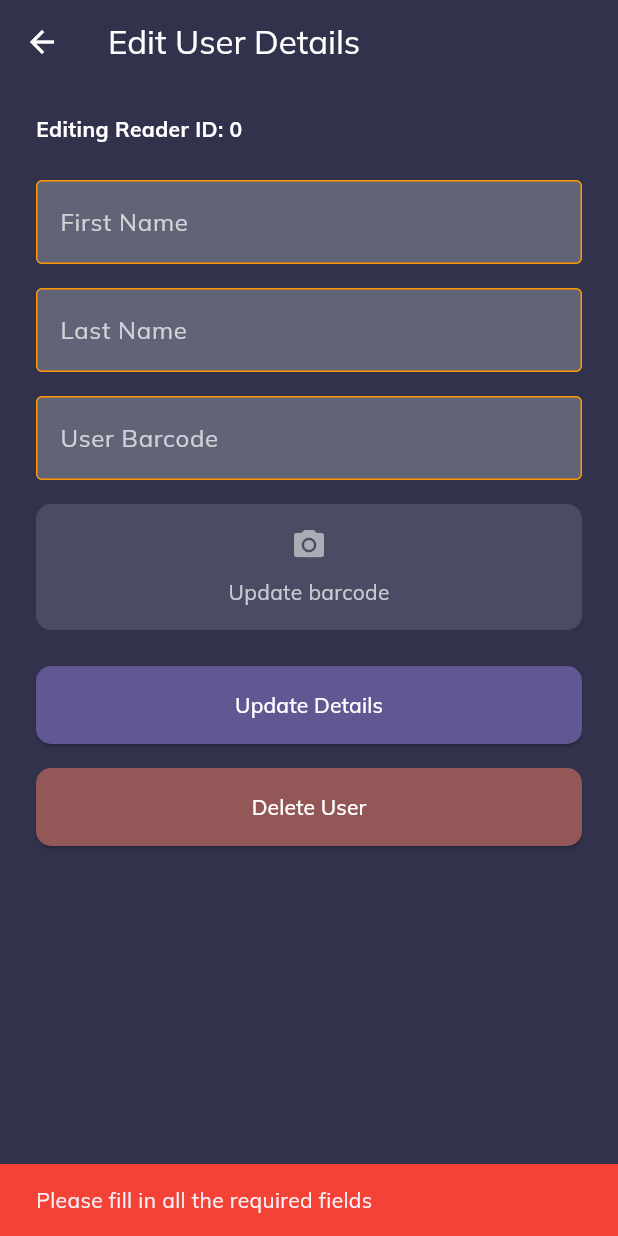
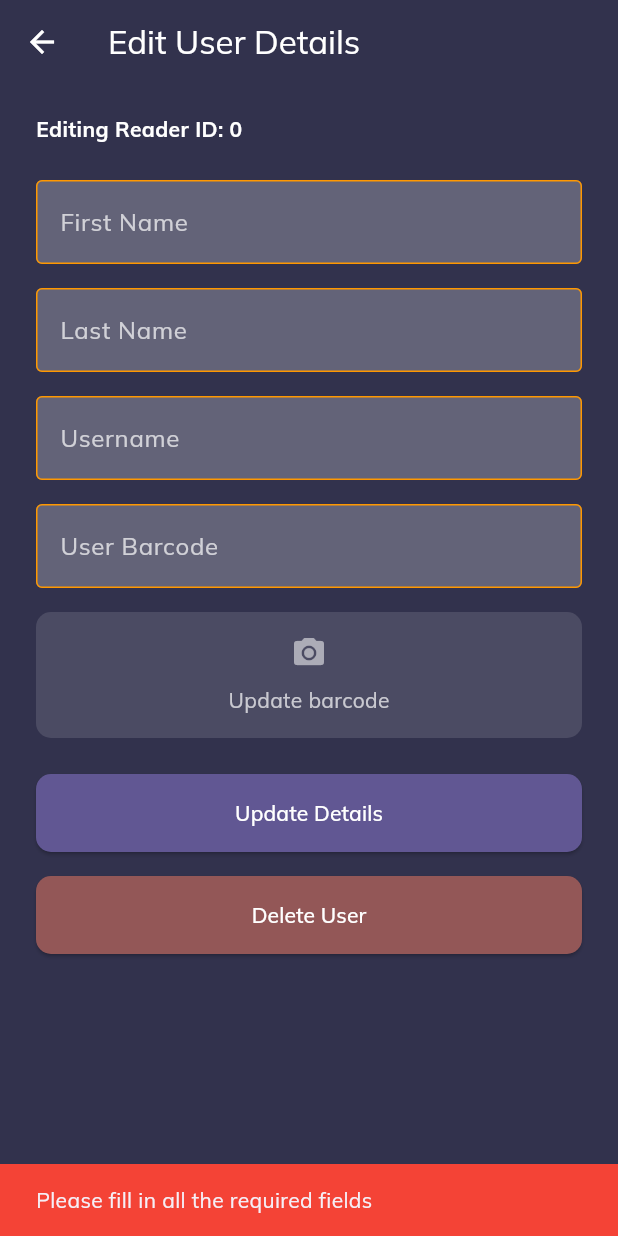
Before and after one commit to smitpatel24/libraryapp, a Flutter app: the EditUserPage screen opened directly with empty values, after a tap on "Update Details", on a phone screen of 412 x 824 dp. Run offline on Flutter 3.47's test engine with Material 3 defaults, Android fonts, the light colour scheme and no system bars; our stand-ins replace bot_toast, flutter_screenutil, flutter_svg, get, google_fonts, image_picker and 4 more; missing offline and left inert: flutter_barcode_scanner; accounts and stored records are empty.

Commit message:
refactor:(edit user) username can edit now

```diff
--- a/lib/admin/EditUserPage.dart
+++ b/lib/admin/EditUserPage.dart
@@ -27,6 +27,7 @@ class _EditUserPageState extends State<EditUserPage> {
 
   late final TextEditingController _firstNameController;
   late final TextEditingController _lastNameController;
+  late final TextEditingController _usernameController;
   late final TextEditingController _barcodeController;
   late final TextEditingController _passwordController;
   late final TextEditingController _confirmPasswordController;
@@ -41,6 +42,7 @@ class _EditUserPageState extends State<EditUserPage> {
     _firstNameController = TextEditingController(text: widget.user.firstname);
     _lastNameController = TextEditingController(text: widget.user.lastname);
     _barcodeController = TextEditingController(text: widget.user.barcode);
+    _usernameController = TextEditingController(text: widget.user.username);
     _passwordController = TextEditingController();
     _confirmPasswordController = TextEditingController();
     log('User details initialized: ${widget.user}');
@@ -56,6 +58,7 @@ class _EditUserPageState extends State<EditUserPage> {
         userId: widget.user.id,
         firstname: _firstNameController.text,
         lastname: _lastNameController.text,
+        username: _usernameController.text,
         barcode: _barcodeController.text,
       );
 
@@ -101,6 +104,7 @@ class _EditUserPageState extends State<EditUserPage> {
   bool _validateInputs() {
     if (_firstNameController.text.isEmpty ||
         _lastNameController.text.isEmpty ||
+        _usernameController.text.isEmpty ||
         _barcodeController.text.isEmpty) {
       _showErrorMessage('Please fill in all the required fields');
       return false;
@@ -341,6 +345,11 @@ class _EditUserPageState extends State<EditUserPage> {
             ),
             SizedBox(height: 16),
             _buildTextField(
+              label: 'Username',
+              controller: _usernameController,
+            ),
+            SizedBox(height: 16),
+            _buildTextField(
               label: 'User Barcode',
               controller: _barcodeController,
             ),
--- a/lib/models/user_dto.dart
+++ b/lib/models/user_dto.dart
@@ -1,6 +1,7 @@
 class UserDTO {
   final String firstname;
   final String lastname;
+  final String username;
   final String barcode;
   final int id;
 
@@ -8,6 +9,7 @@ class UserDTO {
     required this.firstname,
     required this.lastname,
     required this.barcode,
+    required this.username,
     required this.id,
   });
 
@@ -15,6 +17,7 @@ class UserDTO {
     return UserDTO(
       firstname: json['firstname'] as String,
       lastname: json['lastname'] as String,
+      username: json['username'] as String,
       barcode: json['barcode'] as String? ?? '',
       id: json['id'] as int,
     );
@@ -24,6 +27,7 @@ class UserDTO {
     return {
       'firstname': firstname,
       'lastname': lastname,
+      'username': username,
       'barcode': barcode,
       'id': id,
     };
--- a/lib/services/offline_enabled_supabase_manager.dart
+++ b/lib/services/offline_enabled_supabase_manager.dart
@@ -89,6 +89,7 @@ class OfflineEnabledSupabaseManager {
           userId: operation.params['userId'],
           firstname: operation.params['firstname'],
           lastname: operation.params['lastname'],
+          username: operation.params['username'],
           userBarcode: operation.params['userBarcode'],
         );
         break;
@@ -171,6 +172,7 @@ class OfflineEnabledSupabaseManager {
     required int userId,
     required String firstname,
     required String lastname,
+    required String username,
     required String barcode,
   }) async {
     final isCurrentlyConnected = await _connectivityService.checkConnectivity();
@@ -180,6 +182,7 @@ class OfflineEnabledSupabaseManager {
         userId: userId,
         firstname: firstname,
         lastname: lastname,
+        username: username,
         userBarcode: barcode,
       );
     } else {
@@ -188,6 +191,7 @@ class OfflineEnabledSupabaseManager {
         'userId': userId,
         'firstname': firstname,
         'lastname': lastname,
+        'username': username,
         'useBarcode': barcode,
       });
     }
--- a/lib/services/supabase_manager.dart
+++ b/lib/services/supabase_manager.dart
@@ -301,6 +301,7 @@ class SupabaseManager {
     required int userId,
     required String firstname,
     required String lastname,
+    required String username,
     required String userBarcode,
   }) async {
     try {
@@ -310,6 +311,7 @@ class SupabaseManager {
           'user_id': userId,
           'first_name': firstname,
           'last_name': lastname,
+          'username': username,
           'user_barcode': userBarcode,
         },
       );
```
